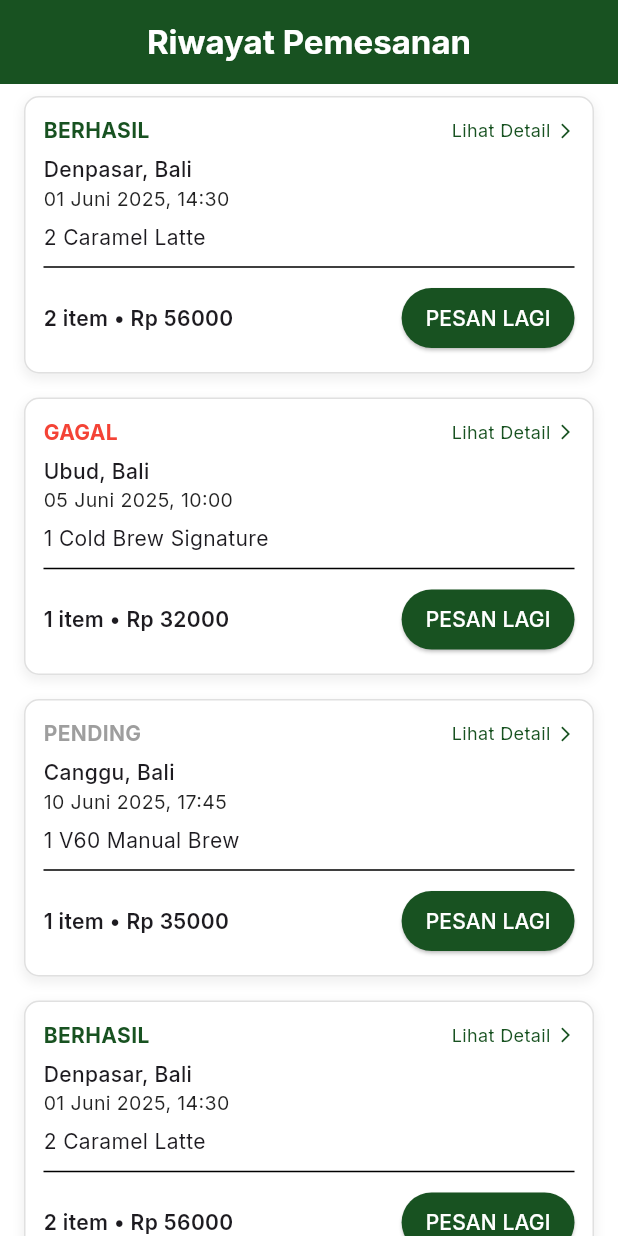
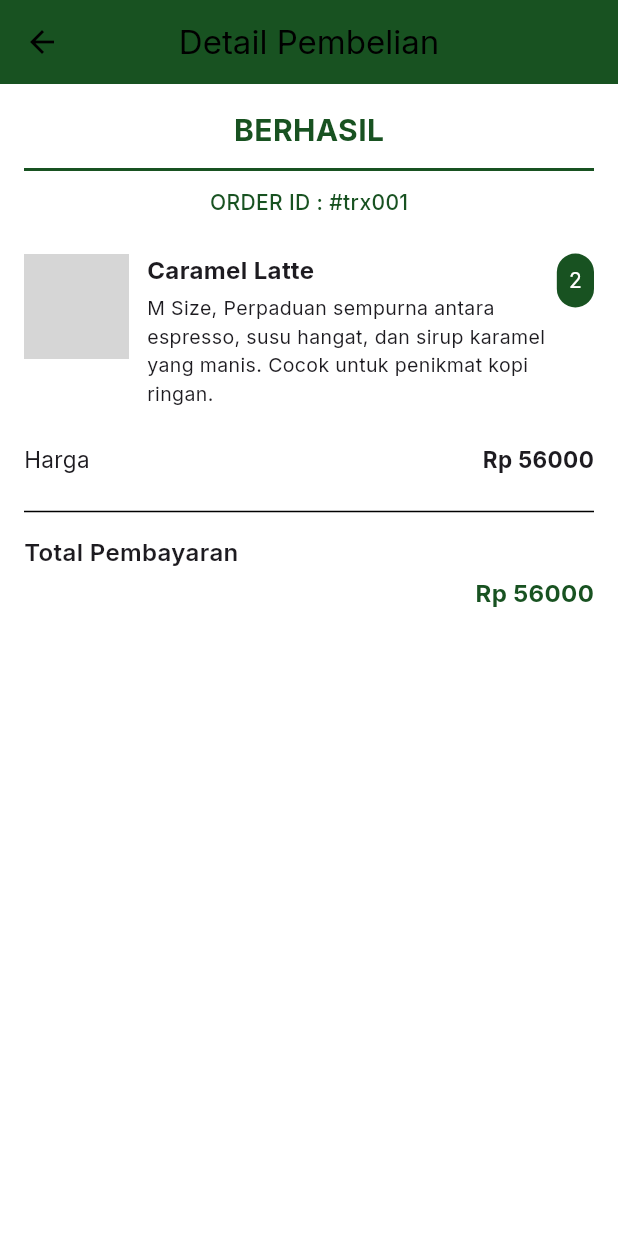
Before and after one commit to KadekDwiki/Nest-and-Beans, a Flutter app: the screen it shows after launch, after a tap on "Lihat Detail", on a phone screen of 412 x 824 dp. Run offline on Flutter 3.47's test engine with Material 3 defaults, Android fonts, the phone set to English and light mode, and no system bars; our stand-ins replace google_fonts; grey boxes are pictures that could not be loaded.

Commit message:
detail purchase (some bug, help me dwiki)

```diff
--- /dev/null
+++ b/lib/detail_purchase.dart
@@ -0,0 +1,155 @@
+import 'package:flutter/material.dart';
+import '/Model/purchase.dart';
+
+class DetailPurchase extends StatelessWidget {
+  final Purchase purchase;
+
+  const DetailPurchase({required this.purchase, super.key});
+
+  @override
+  Widget build(BuildContext context) {
+    return Scaffold(
+      appBar: AppBar(
+        title: const Text('Detail Pembelian'),
+        centerTitle: true,
+        backgroundColor: const Color(0xFF185221),
+      ),
+
+      body: SingleChildScrollView(
+        padding: const EdgeInsets.all(16.0),
+        child: Column(
+          crossAxisAlignment: CrossAxisAlignment.center,
+          children: [
+            Text(
+              purchase.status.name.toUpperCase(),
+              style: TextStyle(
+                fontSize: 20,
+                fontWeight: FontWeight.bold,
+                color: getStatusColor(purchase.status),
+              ),
+            ),
+
+            const SizedBox(height: 4),
+
+            Divider(color: getStatusColor(purchase.status), thickness: 2),
+            const SizedBox(height: 4),
+
+            Text(
+              'ORDER ID : #${purchase.id}',
+              style: const TextStyle(
+                fontSize: 14,
+                color: Color(0xFF185221),
+                fontWeight: FontWeight.w500,
+              ),
+            ),
+
+            const SizedBox(height: 24),
+
+            Row(
+              crossAxisAlignment: CrossAxisAlignment.start,
+              children: [
+                ClipRRect(
+                  borderRadius: BorderRadius.circular(8),
+                  child: Image.asset(
+                    purchase.product.imageCover,
+                    width: 70,
+                    height: 70,
+                    fit: BoxFit.cover,
+                  ),
+                ),
+
+                const SizedBox(width: 12),
+
+                Expanded(
+                  child: Column(
+                    crossAxisAlignment: CrossAxisAlignment.start,
+                    children: [
+                      Text(
+                        purchase.product.name,
+                        style: const TextStyle(
+                          fontSize: 16,
+                          fontWeight: FontWeight.bold,
+                        ),
+                      ),
+                      const SizedBox(height: 4),
+                      Text(
+                        '${purchase.selectedSize} Size, ${purchase.product.description}',
+                        style: const TextStyle(fontSize: 13),
+                      ),
+                    ],
+                  ),
+                ),
+
+                Container(
+                  padding: const EdgeInsets.all(8),
+                  decoration: BoxDecoration(
+                    color: const Color(0xFF185221),
+                    borderRadius: BorderRadius.circular(20),
+                  ),
+
+                  child: Text(
+                    '${purchase.quantity}',
+                    style: const TextStyle(color: Colors.white),
+                  ),
+                ),
+              ],
+            ),
+
+            const SizedBox(height: 24),
+
+            Row(
+              mainAxisAlignment: MainAxisAlignment.spaceBetween,
+              children: [
+                const Text('Harga', style: TextStyle(fontSize: 15)),
+                Text(
+                  'Rp ${purchase.totalPrice.toStringAsFixed(0)}',
+                  style: const TextStyle(
+                    fontWeight: FontWeight.bold,
+                    fontSize: 15,
+                  ),
+                ),
+              ],
+            ),
+            const SizedBox(height: 8),
+            const Divider(height: 32),
+
+            Row(
+              mainAxisAlignment: MainAxisAlignment.spaceBetween,
+              children: const [
+                Text(
+                  'Total Pembayaran',
+                  style: TextStyle(fontSize: 16, fontWeight: FontWeight.w600),
+                ),
+              ],
+            ),
+
+            const SizedBox(height: 4),
+
+            Align(
+              alignment: Alignment.centerRight,
+              child: Text(
+                'Rp ${purchase.totalPrice.toStringAsFixed(0)}',
+                style: const TextStyle(
+                  fontSize: 16,
+                  fontWeight: FontWeight.bold,
+                  color: Color(0xFF185221),
+                ),
+              ),
+            ),
+          ],
+        ),
+      ),
+    );
+  }
+}
+
+Color getStatusColor(PurchaseStatus status) {
+  switch (status) {
+    case PurchaseStatus.berhasil:
+      return const Color(0xFF185221);
+    case PurchaseStatus.gagal:
+      return Colors.red;
+    case PurchaseStatus.pending:
+      return const Color.fromRGBO(117, 117, 117, 0.7);
+  }
+}
--- a/lib/purchase_history.dart
+++ b/lib/purchase_history.dart
@@ -1,5 +1,6 @@
 import 'package:flutter/material.dart';
-import 'Model/purchase.dart';
+import '/Model/purchase.dart';
+import 'detail_purchase.dart';
 
 class PurchaseHistory extends StatelessWidget {
   const PurchaseHistory({super.key});
@@ -55,7 +56,13 @@ class PurchaseHistory extends StatelessWidget {
 
                     InkWell(
                       onTap: () {
-                        // Aksi
+                        Navigator.push(
+                          context,
+                          MaterialPageRoute(
+                            builder: (context) =>
+                                DetailPurchase(purchase: purchase),
+                          ),
+                        );
                       },
                       child: Row(
                         children: const [
@@ -118,7 +125,7 @@ class PurchaseHistory extends StatelessWidget {
                         ),
                       ),
                       onPressed: () {
-                        // aksi
+                        // Aksi
                       },
                       child: const Text(
                         'PESAN LAGI',
```
